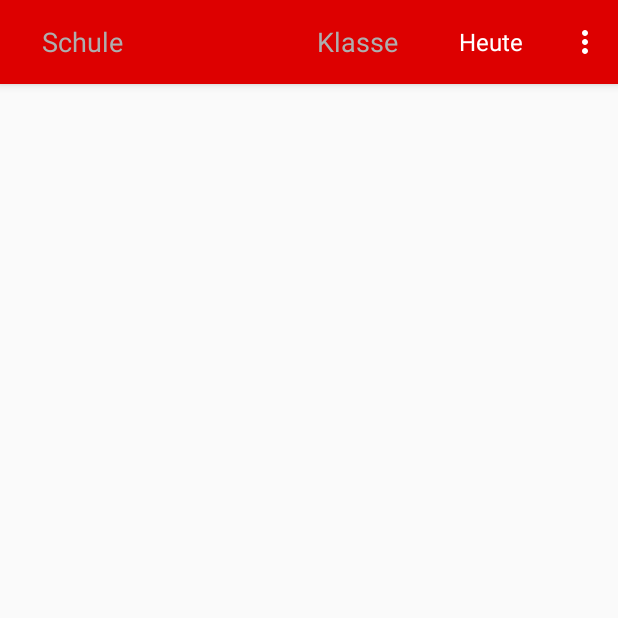
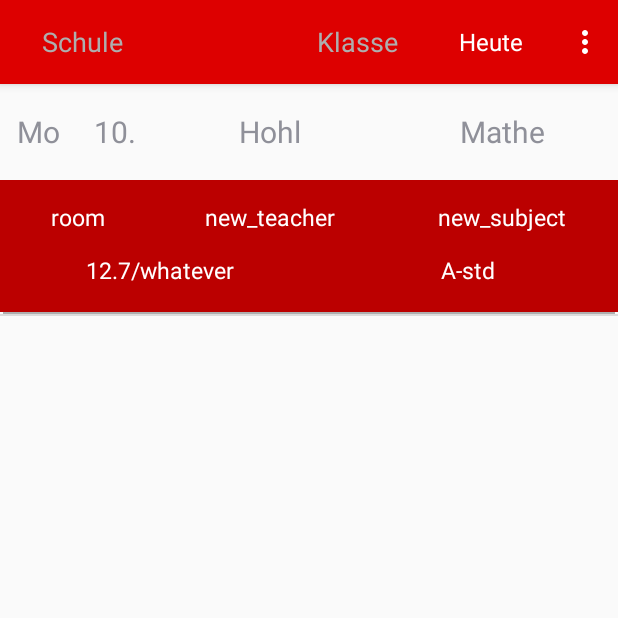
Before and after one commit to JBatzill/STPlan, an Android app: the screen it shows after launch (Main_Activity), on a phone screen of 412 x 824 dp, the top half of it. Run offline under Robolectric (Android 15) with nearby library versions, the phone set to English and light mode, and no system bars.

Commit message:
Added schedule adapter and entry data class. Designed schedule row

```diff
--- a/client/android_app/Vertretungsplan/app/src/main/java/net/batzill/vertretungsplan/Main_Activity.java
+++ b/client/android_app/Vertretungsplan/app/src/main/java/net/batzill/vertretungsplan/Main_Activity.java
@@ -13,10 +13,15 @@ import android.widget.AdapterView;
 import android.widget.ArrayAdapter;
 import android.widget.AutoCompleteTextView;
 import android.widget.EditText;
-import android.widget.ExpandableListView;
 import android.widget.LinearLayout;
+import android.widget.ListView;
 import android.widget.Spinner;
 import android.widget.Toast;
+
+import net.batzill.vertretungsplan.adapter.ScheduleAdapter;
+import net.batzill.vertretungsplan.container.ScheduleEntry;
+
+import java.util.Date;
 
 
 public class Main_Activity extends Activity {
@@ -119,6 +124,12 @@ public class Main_Activity extends Activity {
             public void onNothingSelected(AdapterView<?> parent) {
             }
         });
+
+        //------------------------------------------------------------------------------------------
+        final ListView lv_schedule = (ListView)this.findViewById(R.id.lv_schedule);
+        ScheduleEntry data[] = new ScheduleEntry[]{ new ScheduleEntry("wg", new Date(100000), "11d", (short)42, "awef", "awef", "awef", "awef", "awef", "awef", "awef", "awef") };
+        ScheduleAdapter adapter_schedule = new ScheduleAdapter(getBaseContext(), data);
+        lv_schedule.setAdapter(adapter_schedule);
     }
 
 
--- /dev/null
+++ b/client/android_app/Vertretungsplan/app/src/main/java/net/batzill/vertretungsplan/adapter/ScheduleAdapter.java
@@ -0,0 +1,52 @@
+package net.batzill.vertretungsplan.adapter;
+
+import android.content.Context;
+import android.view.LayoutInflater;
+import android.view.View;
+import android.view.ViewGroup;
+import android.widget.BaseAdapter;
+
+import net.batzill.vertretungsplan.R;
+import net.batzill.vertretungsplan.container.ScheduleEntry;
+
+/**
+ * Created by Johannes on 05.07.2015.
+ */
+public class ScheduleAdapter extends BaseAdapter {
+
+    Context context;
+    ScheduleEntry[] data;
+    private static LayoutInflater inflater = null;
+
+    public ScheduleAdapter(Context context, ScheduleEntry[] data) {
+        this.context = context;
+        this.data = data;
+        inflater = (LayoutInflater) context
+                .getSystemService(Context.LAYOUT_INFLATER_SERVICE);
+    }
+
+    @Override
+    public int getCount() {
+        return data.length;
+    }
+
+    @Override
+    public Object getItem(int position) {
+        return data[position];
+    }
+
+    @Override
+    public long getItemId(int position) {
+        return position;
+    }
+
+    @Override
+    public View getView(int position, View convertView, ViewGroup parent) {
+        View vi = convertView;
+        if (vi == null)
+            vi = inflater.inflate(R.layout.schedule_row, null);
+
+
+        return vi;
+    }
+}
--- /dev/null
+++ b/client/android_app/Vertretungsplan/app/src/main/java/net/batzill/vertretungsplan/container/ScheduleEntry.java
@@ -0,0 +1,90 @@
+package net.batzill.vertretungsplan.container;
+
+import java.util.Date;
+import java.util.Dictionary;
+import java.util.Map;
+
+/**
+ * Created by Johannes on 05.07.2015.
+ */
+public class ScheduleEntry {
+    private String __school = "";
+    private Date __date = new Date(1993, 1, 23);
+    private String __class = "";
+    private short __time = 1;
+    private String __subject = "";
+    private String __teacher = "";
+    private String __new_subject = "";
+    private String __new_teacher = "";
+    private String __new_room = "";
+    private String __origin = "";
+    private String __treatment = "";
+    private String __reason = "";
+
+    public ScheduleEntry(String school, Date date, String _class, short time, String subject, String teacher, String new_subject, String new_teacher, String new_room, String origin, String treatment, String reason) {
+        this.__school = school;
+        this.__date = date;
+        this.__class = _class;
+        this.__time = time;
+        this.__subject = subject;
+        this.__teacher = teacher;
+        this.__new_subject = new_subject;
+        this.__new_teacher = new_teacher;
+        this.__new_room = new_room;
+        this.__origin = origin;
+        this.__treatment = treatment;
+        this.__reason = reason;
+    }
+
+    public ScheduleEntry(Map<String, String> dic) {
+        this.__school = dic.containsKey("_school") ? dic.get("_school") : __school;
+        this.__date = dic.containsKey("_date") ? new Date(dic.get("_date")) : __date;
+        this.__class = dic.containsKey("_class") ? dic.get("_class") : __class;
+        this.__time = dic.containsKey("_time") ? Short.valueOf(dic.get("_time")) : __time;
+        this.__subject = dic.containsKey("_subject") ? dic.get("_subject") : __subject;
+        this.__teacher = dic.containsKey("_teacher") ? dic.get("_teacher") : __teacher;
+        this.__new_subject = dic.containsKey("_new_subject") ? dic.get("_new_subject") : __new_subject;
+        this.__new_teacher = dic.containsKey("_new_teacher") ? dic.get("_new_teacher") : __new_teacher;
+        this.__new_room = dic.containsKey("_new_room") ? dic.get("_new_room") : __new_room;
+        this.__origin = dic.containsKey("_origin") ? dic.get("_origin") : __origin;
+        this.__treatment = dic.containsKey("_treatment") ? dic.get("_treatment") : __treatment;
+        this.__reason = dic.containsKey("_reason") ? dic.get("_reason") : __reason;
+    }
+
+    public String get_school() {
+        return __school;
+    }
+    public Date get_date() {
+        return __date;
+    }
+    public String get_class() {
+        return __class;
+    }
+    public Short get_time() {
+        return __time;
+    }
+    public String get_subject() {
+        return __subject;
+    }
+    public String get_teacher() {
+        return __teacher;
+    }
+    public String get_new_subject() {
+        return __new_subject;
+    }
+    public String get_new_teacher() {
+        return __new_teacher;
+    }
+    public String get_new_room() {
+        return __new_room;
+    }
+    public String get_origin() {
+        return __origin;
+    }
+    public String get_treatment() {
+        return __treatment;
+    }
+    public String get_reason() {
+        return __reason;
+    }
+}
--- a/client/android_app/Vertretungsplan/app/src/main/res/layout/actionbar_layout.xml
+++ b/client/android_app/Vertretungsplan/app/src/main/res/layout/actionbar_layout.xml
@@ -11,7 +11,7 @@
         android:focusable="true" android:focusableInTouchMode="true"
         android:layout_width="0px" android:layout_height="0px"/>
 
-    <AutoCompleteTextView android:paddingLeft="12dp" android:singleLine="true" android:id="@+id/txt_school"  android:hint="@string/hint_school"
+    <AutoCompleteTextView android:paddingLeft="12dp" android:paddingRight="6dp" android:singleLine="true" android:id="@+id/txt_school"  android:hint="@string/hint_school"
         android:textColorHint="@color/LightGray" android:background="@drawable/primary_color_animation"
         android:layout_weight="2" android:layout_width="0dp" android:layout_height="match_parent" />
 
--- a/client/android_app/Vertretungsplan/app/src/main/res/layout/activity_main_.xml
+++ b/client/android_app/Vertretungsplan/app/src/main/res/layout/activity_main_.xml
@@ -2,13 +2,19 @@
     xmlns:tools="http://schemas.android.com/tools"
     android:layout_width="match_parent"
     android:layout_height="match_parent"
-    android:paddingLeft="@dimen/activity_horizontal_margin"
-    android:paddingRight="@dimen/activity_horizontal_margin"
-    android:paddingTop="@dimen/activity_vertical_margin"
-    android:paddingBottom="@dimen/activity_vertical_margin"
     tools:context=".Main_Activity"
     android:clickable="true"
     android:focusable="true"
     android:focusableInTouchMode="true">
 
+    <ListView
+        android:id="@+id/lv_schedule"
+        android:layout_width="match_parent"
+        android:layout_height="match_parent"
+        android:clickable="true"
+        android:focusable="true"
+        android:focusableInTouchMode="true">
+
+    </ListView>
+
 </RelativeLayout>
--- /dev/null
+++ b/client/android_app/Vertretungsplan/app/src/main/res/layout/schedule_row.xml
@@ -0,0 +1,121 @@
+<?xml version="1.0" encoding="utf-8"?>
+
+<LinearLayout xmlns:android="http://schemas.android.com/apk/res/android"
+    android:orientation="vertical" android:layout_width="match_parent"
+    android:layout_height="wrap_content">
+
+    <LinearLayout
+        style="@style/ScheduleItem_Main"
+        android:layout_width="match_parent"
+        android:layout_height="64dp"
+        android:orientation="horizontal">
+
+    <TextView
+        android:id="@+id/lbl_day"
+        style="@style/ScheduleMainText"
+        android:layout_width="0dp"
+        android:layout_height="match_parent"
+        android:layout_weight="1" android:text="Mo" android:gravity="center"/>
+
+    <TextView
+        android:id="@+id/lbl_hour"
+        style="@style/ScheduleMainText"
+        android:layout_width="0dp"
+        android:layout_height="match_parent"
+        android:layout_weight="1" android:text="10." android:gravity="center"/>
+
+    <TextView
+        android:id="@+id/lbl_teacher"
+        style="@style/ScheduleMainText"
+        android:layout_width="0dp"
+        android:layout_height="match_parent"
+        android:layout_weight="3" android:text="Hohl" android:gravity="center"/>
+
+    <TextView
+        android:id="@+id/lbl_subject"
+        style="@style/ScheduleMainText"
+        android:layout_width="0dp"
+        android:layout_height="match_parent"
+        android:layout_weight="3" android:text="Mathe" android:gravity="center"/>
+
+    </LinearLayout>
+
+    <LinearLayout
+        android:visibility="visible"
+        android:layout_width="match_parent"
+        android:layout_height="88dp"
+        android:orientation="vertical"
+        android:paddingTop="12dp"
+        android:paddingBottom="12dp"
+        android:background="@color/ColorPrimaryDark">
+
+            <LinearLayout
+                android:layout_width="match_parent"
+                android:layout_height="0dp"
+                android:layout_weight="1"
+                android:orientation="horizontal">
+
+                <TextView
+                    android:id="@+id/lbl_new_room"
+                    style="@style/ScheduleSubText"
+                    android:layout_width="0dp"
+                    android:layout_height="match_parent"
+                    android:gravity="center"
+                    android:paddingBottom="6dp"
+                    android:text="room"
+                    android:layout_weight="2"/>
+                <TextView
+                    android:id="@+id/lbl_new_teacher"
+                    style="@style/ScheduleSubText"
+                    android:layout_width="0dp"
+                    android:layout_height="match_parent"
+                    android:gravity="center"
+                    android:paddingBottom="6dp"
+                    android:text="new_teacher"
+                    android:layout_weight="3"/>
+                <TextView
+                    android:id="@+id/lbl_new_subject"
+                    style="@style/ScheduleSubText"
+                    android:layout_width="0dp"
+                    android:layout_height="match_parent"
+                    android:gravity="center"
+                    android:paddingBottom="6dp"
+                    android:text="new_subject"
+                    android:layout_weight="3"/>
+
+            </LinearLayout>
+
+            <LinearLayout
+                android:layout_width="match_parent"
+                android:layout_height="0dp"
+                android:layout_weight="1"
+                android:orientation="horizontal">
+
+                    <TextView
+                        android:id="@+id/lbl_origin"
+                        style="@style/ScheduleSubText"
+                        android:layout_width="0dp"
+                        android:text="12.7/whatever"
+                        android:paddingRight="6dp"
+                        android:paddingLeft="12dp"
+                        android:gravity="center"
+                        android:layout_height="match_parent"
+                        android:layout_weight="1"/>
+                    <TextView
+                        android:id="@+id/lbl_treatment"
+                        style="@style/ScheduleSubText"
+                        android:layout_width="0dp"
+                        android:text="A-std"
+                        android:paddingRight="6dp"
+                        android:paddingLeft="12dp"
+                        android:gravity="center"
+                        android:layout_height="match_parent"
+                        android:layout_weight="1"/>
+            </LinearLayout>
+
+
+    </LinearLayout>
+
+    <View android:layout_height="1dp" android:layout_marginLeft="2dp" android:layout_marginRight="2dp" android:layout_width="fill_parent" android:background="@color/LightGray" />
+
+</LinearLayout>
--- a/client/android_app/Vertretungsplan/app/src/main/res/values-v21/styles.xml
+++ b/client/android_app/Vertretungsplan/app/src/main/res/values-v21/styles.xml
@@ -10,4 +10,8 @@
     <style name="AppTheme.ItemTextAppearance" parent="android:TextAppearance.Material.Widget.ActionBar.Menu">
         <item name="android:textColor">#000000</item>
     </style>
+
+    <style name="ScheduleItem_Main">
+        <item name="android:elevation">10dp</item>
+    </style>
 </resources>
--- a/client/android_app/Vertretungsplan/app/src/main/res/values/styles.xml
+++ b/client/android_app/Vertretungsplan/app/src/main/res/values/styles.xml
@@ -4,4 +4,15 @@
     <style name="AppTheme" parent="android:Theme.Holo.Light.DarkActionBar">
         <!-- Customize your theme here. -->
     </style>
+
+    <style name="ScheduleMainText" parent="android:Widget.TextView" >
+        <item name="android:textSize">20dp</item>
+    </style>
+
+    <style name="ScheduleSubText" parent="android:Widget.TextView" >
+        <item name="android:textSize">15dp</item>
+        <item name="android:textColor">#ffffff</item>
+    </style>
+
+    <style name="ScheduleItem_Main" />
 </resources>
```
